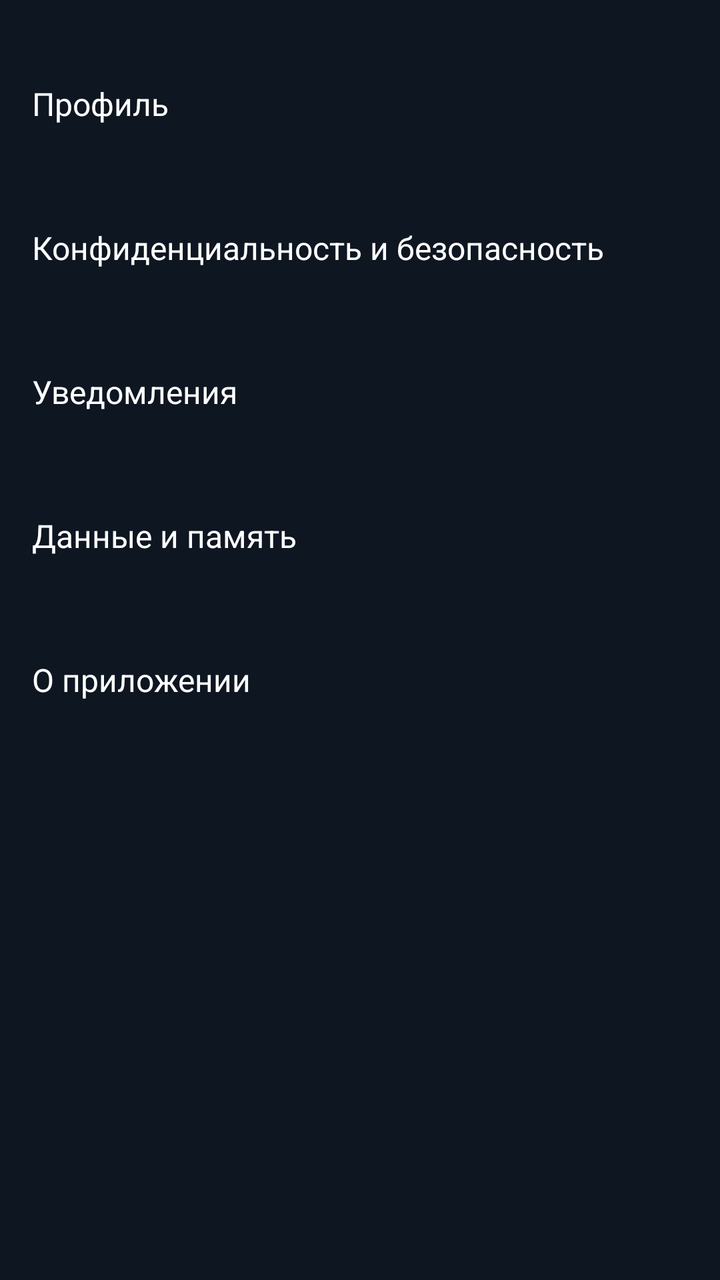
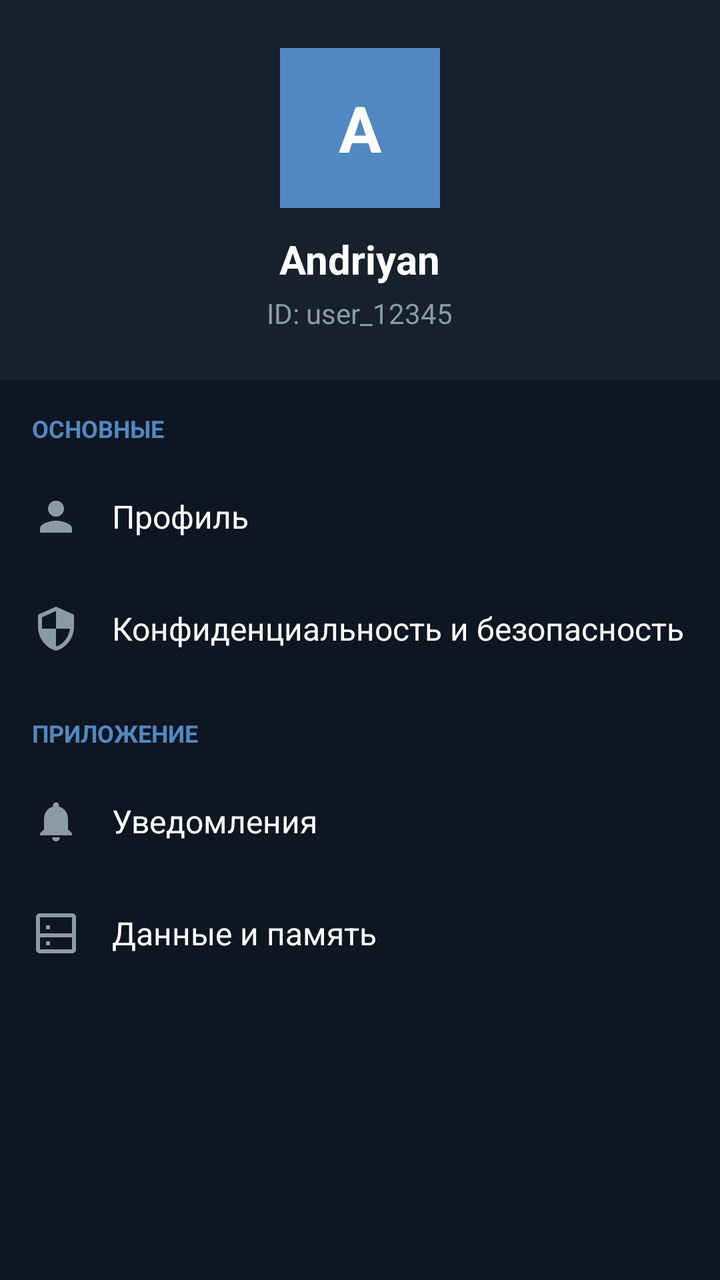

The first picture is an Android layout as it rendered before a commit; the second is the same layout after the commit. The layout source and the unified diff follow.
<!-- AndroidManifest.xml: application theme Theme.Almanac -->
<!-- res/layout/activity_settings.xml -->
<?xml version="1.0" encoding="utf-8"?>
<LinearLayout xmlns:android="http://schemas.android.com/apk/res/android"
    android:layout_width="match_parent"
    android:layout_height="match_parent"
    android:background="#0E1621"
    android:orientation="vertical">

    <LinearLayout
        android:layout_width="match_parent"
        android:layout_height="wrap_content"
        android:orientation="vertical"
        android:padding="16dp">

        
        <LinearLayout
            android:layout_width="match_parent"
            android:layout_height="72dp"
            android:gravity="center_vertical"
            android:orientation="horizontal"
            android:background="?android:attr/selectableItemBackground"
            android:clickable="true"
            android:focusable="true">
            <TextView
                android:layout_width="0dp"
                android:layout_height="wrap_content"
                android:layout_weight="1"
                android:text="@string/settings_profile"
                android:textColor="#FFFFFF"
                android:textSize="16sp" />
        </LinearLayout>

        
        <LinearLayout
            android:layout_width="match_parent"
            android:layout_height="72dp"
            android:gravity="center_vertical"
            android:orientation="horizontal"
            android:background="?android:attr/selectableItemBackground"
            android:clickable="true"
            android:focusable="true">
            <TextView
                android:layout_width="0dp"
                android:layout_height="wrap_content"
                android:layout_weight="1"
                android:text="@string/settings_privacy"
                android:textColor="#FFFFFF"
                android:textSize="16sp" />
        </LinearLayout>

        
        <LinearLayout
            android:layout_width="match_parent"
            android:layout_height="72dp"
            android:gravity="center_vertical"
            android:orientation="horizontal"
            android:background="?android:attr/selectableItemBackground"
            android:clickable="true"
            android:focusable="true">
            <TextView
                android:layout_width="0dp"
                android:layout_height="wrap_content"
                android:layout_weight="1"
                android:text="@string/settings_notifications"
                android:textColor="#FFFFFF"
                android:textSize="16sp" />
        </LinearLayout>

        
        <LinearLayout
            android:layout_width="match_parent"
            android:layout_height="72dp"
            android:gravity="center_vertical"
            android:orientation="horizontal"
            android:background="?android:attr/selectableItemBackground"
            android:clickable="true"
            android:focusable="true">
            <TextView
                android:layout_width="0dp"
                android:layout_height="wrap_content"
                android:layout_weight="1"
                android:text="@string/settings_storage"
                android:textColor="#FFFFFF"
                android:textSize="16sp" />
        </LinearLayout>

        
        <LinearLayout
            android:layout_width="match_parent"
            android:layout_height="72dp"
            android:gravity="center_vertical"
            android:orientation="horizontal"
            android:background="?android:attr/selectableItemBackground"
            android:clickable="true"
            android:focusable="true">
            <TextView
                android:layout_width="0dp"
                android:layout_height="wrap_content"
                android:layout_weight="1"
                android:text="@string/settings_about"
                android:textColor="#FFFFFF"
                android:textSize="16sp" />
        </LinearLayout>

    </LinearLayout>
</LinearLayout>
<!-- resources referenced by this layout -->
<resources>
  <string name="settings_about">О приложении</string>
  <string name="settings_notifications">Уведомления</string>
  <string name="settings_privacy">Конфиденциальность и безопасность</string>
  <string name="settings_profile">Профиль</string>
  <string name="settings_storage">Данные и память</string>
  <style name="Theme.Almanac" parent="Theme.AppCompat">
          <item name="colorPrimary">#1E1E1E</item>
          <item name="colorPrimaryDark">#121212</item>
          <item name="colorAccent">#2B5278</item>
          <item name="android:windowBackground">#121212</item>
      </style>
</resources>

<!-- the commit's change to res/layout/activity_settings.xml (unified diff, before → after) -->
@@ -1,105 +1,151 @@
 <?xml version="1.0" encoding="utf-8"?>
-<LinearLayout xmlns:android="http://schemas.android.com/apk/res/android"
+<ScrollView xmlns:android="http://schemas.android.com/apk/res/android"
     android:layout_width="match_parent"
     android:layout_height="match_parent"
     android:background="#0E1621"
-    android:orientation="vertical">
+    android:scrollbars="none">
 
     <LinearLayout
         android:layout_width="match_parent"
         android:layout_height="wrap_content"
         android:orientation="vertical"
-        android:padding="16dp">
+        android:paddingBottom="24dp">
 
         
         <LinearLayout
             android:layout_width="match_parent"
-            android:layout_height="72dp"
+            android:layout_height="wrap_content"
+            android:background="#17212B"
+            android:gravity="center"
+            android:orientation="vertical"
+            android:padding="24dp">
+
+            <TextView
+                android:layout_width="80dp"
+                android:layout_height="80dp"
+                android:background="#5288C1"
+                android:gravity="center"
+                android:text="A"
+                android:textColor="#FFFFFF"
+                android:textSize="32sp"
+                android:textStyle="bold" />
+
+            <TextView
+                android:layout_width="wrap_content"
+                android:layout_height="wrap_content"
+                android:layout_marginTop="12dp"
+                android:text="Andriyan"
+                android:textColor="#FFFFFF"
+                android:textSize="20sp"
+                android:textStyle="bold" />
+
+            <TextView
+                android:id="@+id/tvProfileId"
+                android:layout_width="wrap_content"
+                android:layout_height="wrap_content"
+                android:layout_marginTop="4dp"
+                android:text="ID: user_12345"
+                android:textColor="#8B9BA5"
+                android:textSize="14sp" />
+        </LinearLayout>
+
+        <TextView
+            android:layout_width="match_parent"
+            android:layout_height="wrap_content"
+            android:paddingStart="16dp"
+            android:paddingTop="16dp"
+            android:paddingBottom="8dp"
+            android:text="ОСНОВНЫЕ"
+            android:textColor="#5288C1"
+            android:textSize="12sp"
+            android:textStyle="bold" />
+
+        
+        <LinearLayout
+            android:layout_width="match_parent"
+            android:layout_height="56dp"
+            android:background="?android:attr/selectableItemBackground"
             android:gravity="center_vertical"
             android:orientation="horizontal"
-            android:background="?android:attr/selectableItemBackground"
-            android:clickable="true"
-            android:focusable="true">
+            android:paddingStart="16dp"
+            android:paddingEnd="16dp"
+            android:clickable="true" android:focusable="true">
+            <ImageView
+                android:layout_width="24dp" android:layout_height="24dp"
+                android:src="@drawable/ic_profile" android:tint="#8B9BA5" />
             <TextView
-                android:layout_width="0dp"
-                android:layout_height="wrap_content"
-                android:layout_weight="1"
-                android:text="@string/settings_profile"
-                android:textColor="#FFFFFF"
-                android:textSize="16sp" />
+                android:layout_width="0dp" android:layout_height="wrap_content" android:layout_weight="1"
+                android:layout_marginStart="16dp" android:text="@string/settings_profile"
+                android:textColor="#FFFFFF" android:textSize="16sp" />
         </LinearLayout>
 
         
         <LinearLayout
             android:layout_width="match_parent"
-            android:layout_height="72dp"
+            android:layout_height="56dp"
+            android:background="?android:attr/selectableItemBackground"
             android:gravity="center_vertical"
             android:orientation="horizontal"
+            android:paddingStart="16dp"
+            android:paddingEnd="16dp"
+            android:clickable="true" android:focusable="true">
+            <ImageView
+                android:layout_width="24dp" android:layout_height="24dp"
+                android:src="@drawable/ic_security" android:tint="#8B9BA5" />
+            <TextView
+                android:layout_width="0dp" android:layout_height="wrap_content" android:layout_weight="1"
+                android:layout_marginStart="16dp" android:text="@string/settings_privacy"
+                android:textColor="#FFFFFF" android:textSize="16sp" />
+        </LinearLayout>
+
+        <TextView
+            android:layout_width="match_parent"
+            android:layout_height="wrap_content"
+            android:paddingStart="16dp"
+            android:paddingTop="16dp"
+            android:paddingBottom="8dp"
+            android:text="ПРИЛОЖЕНИЕ"
+            android:textColor="#5288C1"
+            android:textSize="12sp"
+            android:textStyle="bold" />
+
+        
+        <LinearLayout
+            android:layout_width="match_parent"
+            android:layout_height="56dp"
             android:background="?android:attr/selectableItemBackground"
-            android:clickable="true"
-            android:focusable="true">
+            android:gravity="center_vertical"
+            android:orientation="horizontal"
+            android:paddingStart="16dp"
+            android:paddingEnd="16dp"
+            android:clickable="true" android:focusable="true">
+            <ImageView
+                android:layout_width="24dp" android:layout_height="24dp"
+                android:src="@drawable/ic_notifications" android:tint="#8B9BA5" />
             <TextView
-                android:layout_width="0dp"
-                android:layout_height="wrap_content"
-                android:layout_weight="1"
-                android:text="@string/settings_privacy"
-                android:textColor="#FFFFFF"
-                android:textSize="16sp" />
+                android:layout_width="0dp" android:layout_height="wrap_content" android:layout_weight="1"
+                android:layout_marginStart="16dp" android:text="@string/settings_notifications"
+                android:textColor="#FFFFFF" android:textSize="16sp" />
         </LinearLayout>
 
         
         <LinearLayout
             android:layout_width="match_parent"
-            android:layout_height="72dp"
+            android:layout_height="56dp"
+            android:background="?android:attr/selectableItemBackground"
             android:gravity="center_vertical"
             android:orientation="horizontal"
-            android:background="?android:attr/selectableItemBackground"
-            android:clickable="true"
-            android:focusable="true">
+            android:paddingStart="16dp"
+            android:paddingEnd="16dp"
+            android:clickable="true" android:focusable="true">
+            <ImageView
+                android:layout_width="24dp" android:layout_height="24dp"
+                android:src="@drawable/ic_storage" android:tint="#8B9BA5" />
             <TextView
-                android:layout_width="0dp"
-                android:layout_height="wrap_content"
-                android:layout_weight="1"
-                android:text="@string/settings_notifications"
-                android:textColor="#FFFFFF"
-                android:textSize="16sp" />
-        </LinearLayout>
-
-        
-        <LinearLayout
-            android:layout_width="match_parent"
-            android:layout_height="72dp"
-            android:gravity="center_vertical"
-            android:orientation="horizontal"
-            android:background="?android:attr/selectableItemBackground"
-            android:clickable="true"
-            android:focusable="true">
-            <TextView
-                android:layout_width="0dp"
-                android:layout_height="wrap_content"
-                android:layout_weight="1"
-                android:text="@string/settings_storage"
-                android:textColor="#FFFFFF"
-                android:textSize="16sp" />
-        </LinearLayout>
-
-        
-        <LinearLayout
-            android:layout_width="match_parent"
-            android:layout_height="72dp"
-            android:gravity="center_vertical"
-            android:orientation="horizontal"
-            android:background="?android:attr/selectableItemBackground"
-            android:clickable="true"
-            android:focusable="true">
-            <TextView
-                android:layout_width="0dp"
-                android:layout_height="wrap_content"
-                android:layout_weight="1"
-                android:text="@string/settings_about"
-                android:textColor="#FFFFFF"
-                android:textSize="16sp" />
+                android:layout_width="0dp" android:layout_height="wrap_content" android:layout_weight="1"
+                android:layout_marginStart="16dp" android:text="@string/settings_storage"
+                android:textColor="#FFFFFF" android:textSize="16sp" />
         </LinearLayout>
 
     </LinearLayout>
-</LinearLayout>
+</ScrollView>
<!-- resource entries referenced after the edit -->
@@ -1,6 +1,21 @@
 <!-- resources referenced by this layout -->
 <resources>
-  <string name="settings_about">О приложении</string>
+  <!-- drawable ic_notifications (drawable) -->
+  <vector xmlns:android="http://schemas.android.com/apk/res/android" android:width="24dp" android:height="24dp" android:viewportWidth="24" android:viewportHeight="24">
+      <path android:fillColor="#FFFFFF" android:pathData="M12,22c1.1,0 2,-0.9 2,-2h-4c0,1.1 0.89,2 2,2zM18,16v-5c0,-3.07 -1.64,-5.64 -4.5,-6.32L13.5,4c0,-0.83 -0.67,-1.5 -1.5,-1.5s-1.5,0.67 -1.5,1.5v0.68C7.63,5.36 6,7.92 6,11v5l-2,2v1h16v-1l-2,-2z"/>
+  </vector>
+  <!-- drawable ic_profile (drawable) -->
+  <vector xmlns:android="http://schemas.android.com/apk/res/android" android:width="24dp" android:height="24dp" android:viewportWidth="24" android:viewportHeight="24">
+      <path android:fillColor="#FFFFFF" android:pathData="M12,12c2.21,0 4,-1.79 4,-4s-1.79,-4 -4,-4 -4,1.79 -4,4 1.79,4 4,4zM12,14c-2.67,0 -8,1.34 -8,4v2h16v-2c0,-2.66 -5.33,-4 -8,-4z"/>
+  </vector>
+  <!-- drawable ic_security (drawable) -->
+  <vector xmlns:android="http://schemas.android.com/apk/res/android" android:width="24dp" android:height="24dp" android:viewportWidth="24" android:viewportHeight="24">
+      <path android:fillColor="#FFFFFF" android:pathData="M12,1L3,5v6c0,5.55 3.84,10.74 9,12 5.16,-1.26 9,-6.45 9,-12L21,5l-9,-4zM12,11.99h7c-0.53,4.12 -3.28,7.79 -7,8.94L12,12L5,12L5,6.3l7,-3.11v8.8z"/>
+  </vector>
+  <!-- drawable ic_storage (drawable) -->
+  <vector xmlns:android="http://schemas.android.com/apk/res/android" android:width="24dp" android:height="24dp" android:viewportWidth="24" android:viewportHeight="24">
+      <path android:fillColor="#FFFFFF" android:pathData="M20,2H4C2.9,2 2,2.9 2,4v16c0,1.1 0.9,2 2,2h16c1.1,0 2,-0.9 2,-2V4C22,2.9 21.1,2 20,2zM20,20H4v-6h16v6zM20,12H4V4h16v8zM7,16h2v2H7V16zM7,8h2v2H7V8z"/>
+  </vector>
   <string name="settings_notifications">Уведомления</string>
   <string name="settings_privacy">Конфиденциальность и безопасность</string>
   <string name="settings_profile">Профиль</string>
